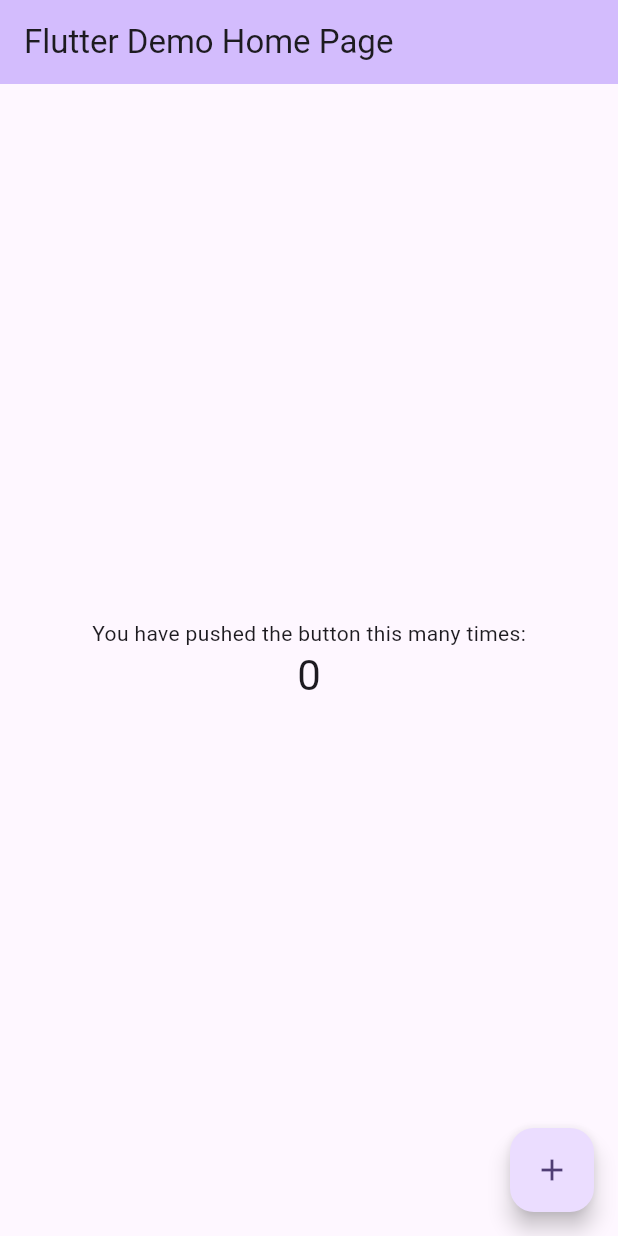
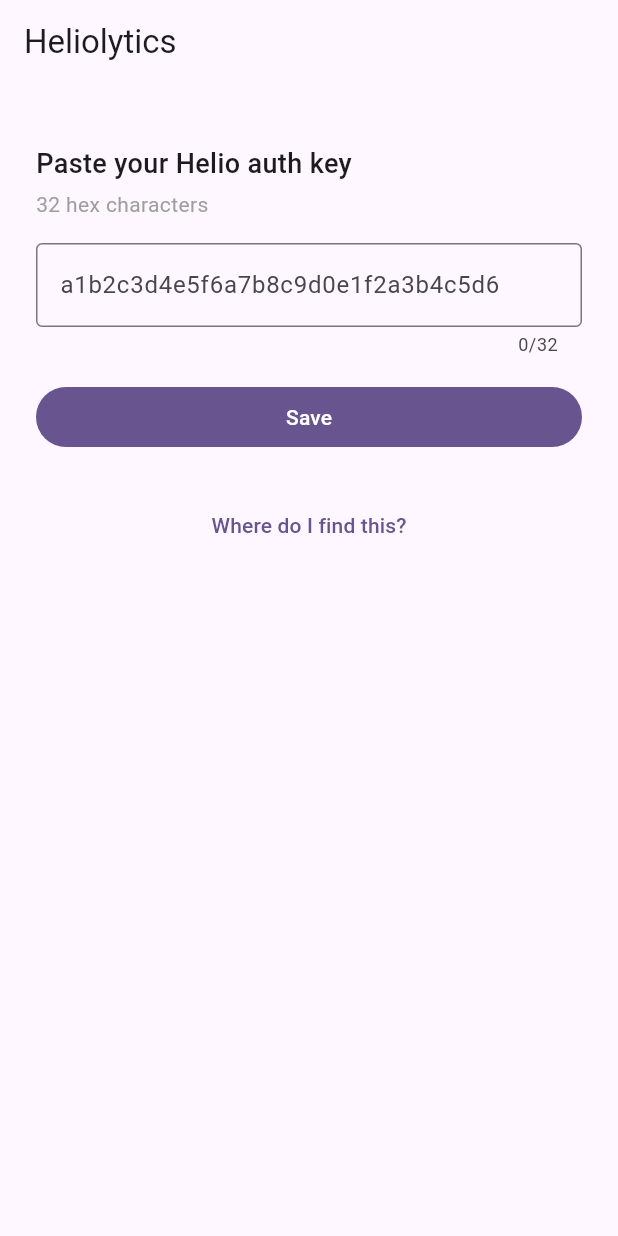
Before and after one commit to Anshuman115/heliolytics, a Flutter app: the screen it shows after launch, on a phone screen of 412 x 824 dp. Run offline on Flutter 3.47's test engine with Material 3 defaults, Android fonts, the phone set to English and light mode, and no system bars; our stand-ins replace flutter_riverpod, flutter_secure_storage; missing offline and left inert: pointycastle.

Commit message:
feat(ui): add AuthKeyScreen, app shell, and placeholder home/sessions

```diff
--- /dev/null
+++ b/lib/app.dart
@@ -0,0 +1,36 @@
+import 'package:flutter/material.dart';
+import 'package:flutter_riverpod/flutter_riverpod.dart';
+
+import 'package:heliolytics/ble/session_controller.dart';
+import 'package:heliolytics/ble/session_state.dart';
+import 'package:heliolytics/ui/auth_key_screen.dart';
+import 'package:heliolytics/ui/home_screen.dart';
+
+class HeliolyticsApp extends ConsumerWidget {
+  const HeliolyticsApp({super.key});
+
+  @override
+  Widget build(BuildContext context, WidgetRef ref) {
+    return MaterialApp(
+      title: 'Heliolytics',
+      theme: ThemeData(
+        colorScheme: ColorScheme.fromSeed(seedColor: Colors.deepPurple),
+        useMaterial3: true,
+      ),
+      home: const _RootRouter(),
+    );
+  }
+}
+
+class _RootRouter extends ConsumerWidget {
+  const _RootRouter();
+
+  @override
+  Widget build(BuildContext context, WidgetRef ref) {
+    final snap = ref.watch(sessionControllerProvider);
+    if (snap.state == SessionState.noAuthKey) {
+      return const AuthKeyScreen();
+    }
+    return const HomeScreen();
+  }
+}
--- a/lib/main.dart
+++ b/lib/main.dart
@@ -1,122 +1,33 @@
 import 'package:flutter/material.dart';
+import 'package:flutter_riverpod/flutter_riverpod.dart';
+import 'package:flutter_secure_storage/flutter_secure_storage.dart';
+
+import 'package:heliolytics/app.dart';
+import 'package:heliolytics/auth/auth_key_storage.dart';
+import 'package:heliolytics/auth/auth_key_store.dart';
+
+class _SecureStore implements AuthKeyStore {
+  final _s = const FlutterSecureStorage(
+    aOptions: AndroidOptions(encryptedSharedPreferences: true),
+  );
+
+  @override
+  Future<String?> read(String key) => _s.read(key: key);
+
+  @override
+  Future<void> write(String key, String value) => _s.write(key: key, value: value);
+
+  @override
+  Future<void> delete(String key) => _s.delete(key: key);
+}
 
 void main() {
-  runApp(const MyApp());
+  runApp(
+    ProviderScope(
+      overrides: [
+        authKeyStoreProvider.overrideWithValue(_SecureStore()),
+      ],
+      child: const HeliolyticsApp(),
+    ),
+  );
 }
-
-class MyApp extends StatelessWidget {
-  const MyApp({super.key});
-
-  // This widget is the root of your application.
-  @override
-  Widget build(BuildContext context) {
-    return MaterialApp(
-      title: 'Flutter Demo',
-      theme: ThemeData(
-        // This is the theme of your application.
-        //
-        // TRY THIS: Try running your application with "flutter run". You'll see
-        // the application has a purple toolbar. Then, without quitting the app,
-        // try changing the seedColor in the colorScheme below to Colors.green
-        // and then invoke "hot reload" (save your changes or press the "hot
-        // reload" button in a Flutter-supported IDE, or press "r" if you used
-        // the command line to start the app).
-        //
-        // Notice that the counter didn't reset back to zero; the application
-        // state is not lost during the reload. To reset the state, use hot
-        // restart instead.
-        //
-        // This works for code too, not just values: Most code changes can be
-        // tested with just a hot reload.
-        colorScheme: ColorScheme.fromSeed(seedColor: Colors.deepPurple),
-      ),
-      home: const MyHomePage(title: 'Flutter Demo Home Page'),
-    );
-  }
-}
-
-class MyHomePage extends StatefulWidget {
-  const MyHomePage({super.key, required this.title});
-
-  // This widget is the home page of your application. It is stateful, meaning
-  // that it has a State object (defined below) that contains fields that affect
-  // how it looks.
-
-  // This class is the configuration for the state. It holds the values (in this
-  // case the title) provided by the parent (in this case the App widget) and
-  // used by the build method of the State. Fields in a Widget subclass are
-  // always marked "final".
-
-  final String title;
-
-  @override
-  State<MyHomePage> createState() => _MyHomePageState();
-}
-
-class _MyHomePageState extends State<MyHomePage> {
-  int _counter = 0;
-
-  void _incrementCounter() {
-    setState(() {
-      // This call to setState tells the Flutter framework that something has
-      // changed in this State, which causes it to rerun the build method below
-      // so that the display can reflect the updated values. If we changed
-      // _counter without calling setState(), then the build method would not be
-      // called again, and so nothing would appear to happen.
-      _counter++;
-    });
-  }
-
-  @override
-  Widget build(BuildContext context) {
-    // This method is rerun every time setState is called, for instance as done
-    // by the _incrementCounter method above.
-    //
-    // The Flutter framework has been optimized to make rerunning build methods
-    // fast, so that you can just rebuild anything that needs updating rather
-    // than having to individually change instances of widgets.
-    return Scaffold(
-      appBar: AppBar(
-        // TRY THIS: Try changing the color here to a specific color (to
-        // Colors.amber, perhaps?) and trigger a hot reload to see the AppBar
-        // change color while the other colors stay the same.
-        backgroundColor: Theme.of(context).colorScheme.inversePrimary,
-        // Here we take the value from the MyHomePage object that was created by
-        // the App.build method, and use it to set our appbar title.
-        title: Text(widget.title),
-      ),
-      body: Center(
-        // Center is a layout widget. It takes a single child and positions it
-        // in the middle of the parent.
-        child: Column(
-          // Column is also a layout widget. It takes a list of children and
-          // arranges them vertically. By default, it sizes itself to fit its
-          // children horizontally, and tries to be as tall as its parent.
-          //
-          // Column has various properties to control how it sizes itself and
-          // how it positions its children. Here we use mainAxisAlignment to
-          // center the children vertically; the main axis here is the vertical
-          // axis because Columns are vertical (the cross axis would be
-          // horizontal).
-          //
-          // TRY THIS: Invoke "debug painting" (choose the "Toggle Debug Paint"
-          // action in the IDE, or press "p" in the console), to see the
-          // wireframe for each widget.
-          mainAxisAlignment: MainAxisAlignment.center,
-          children: <Widget>[
-            const Text('You have pushed the button this many times:'),
-            Text(
-              '$_counter',
-              style: Theme.of(context).textTheme.headlineMedium,
-            ),
-          ],
-        ),
-      ),
-      floatingActionButton: FloatingActionButton(
-        onPressed: _incrementCounter,
-        tooltip: 'Increment',
-        child: const Icon(Icons.add),
-      ), // This trailing comma makes auto-formatting nicer for build methods.
-    );
-  }
-}
--- /dev/null
+++ b/lib/ui/auth_key_screen.dart
@@ -0,0 +1,109 @@
+import 'package:flutter/material.dart';
+import 'package:flutter_riverpod/flutter_riverpod.dart';
+
+import 'package:heliolytics/auth/auth_key_validator.dart';
+import 'package:heliolytics/ble/session_controller.dart';
+import 'package:heliolytics/ble/session_state.dart';
+
+class AuthKeyScreen extends ConsumerStatefulWidget {
+  const AuthKeyScreen({super.key});
+
+  @override
+  ConsumerState<AuthKeyScreen> createState() => _AuthKeyScreenState();
+}
+
+class _AuthKeyScreenState extends ConsumerState<AuthKeyScreen> {
+  final _ctrl = TextEditingController();
+  String? _error;
+  bool _saving = false;
+
+  @override
+  void dispose() {
+    _ctrl.dispose();
+    super.dispose();
+  }
+
+  Future<void> _save() async {
+    final reason = AuthKeyValidator.validate(_ctrl.text);
+    if (reason != null) {
+      setState(() => _error = reason);
+      return;
+    }
+    setState(() {
+      _error = null;
+      _saving = true;
+    });
+    try {
+      await ref.read(sessionControllerProvider.notifier).saveAuthKey(_ctrl.text);
+    } catch (e) {
+      setState(() {
+        _error = e.toString();
+        _saving = false;
+      });
+    }
+  }
+
+  @override
+  Widget build(BuildContext context) {
+    final snap = ref.watch(sessionControllerProvider);
+    if (snap.state != SessionState.noAuthKey) return const SizedBox.shrink();
+    return Scaffold(
+      appBar: AppBar(title: const Text('Heliolytics')),
+      body: Padding(
+        padding: const EdgeInsets.all(24),
+        child: Column(
+          crossAxisAlignment: CrossAxisAlignment.stretch,
+          children: [
+            const SizedBox(height: 16),
+            const Text(
+              'Paste your Helio auth key',
+              style: TextStyle(fontSize: 18, fontWeight: FontWeight.w500),
+            ),
+            const SizedBox(height: 4),
+            const Text('32 hex characters', style: TextStyle(color: Colors.grey)),
+            const SizedBox(height: 16),
+            TextField(
+              controller: _ctrl,
+              maxLength: 32,
+              autocorrect: false,
+              enableSuggestions: false,
+              decoration: InputDecoration(
+                border: const OutlineInputBorder(),
+                hintText: 'a1b2c3d4e5f6a7b8c9d0e1f2a3b4c5d6',
+                errorText: _error,
+              ),
+            ),
+            const SizedBox(height: 16),
+            FilledButton(
+              onPressed: _saving ? null : _save,
+              child: _saving
+                  ? const SizedBox(
+                      width: 20,
+                      height: 20,
+                      child: CircularProgressIndicator(strokeWidth: 2),
+                    )
+                  : const Text('Save'),
+            ),
+            const SizedBox(height: 24),
+            TextButton(
+              onPressed: () => showDialog<void>(
+                context: context,
+                builder: (_) => const AlertDialog(
+                  title: Text('Where do I find this?'),
+                  content: Text(
+                    'The auth key is a 32-char hex string associated with '
+                    'your ring. It can be retrieved from Zepp, from your '
+                    "Zepp Health cloud, or from the Zepp mobile app "
+                    'API. Once you have it, paste it here and it will be '
+                    'stored in the Android Keystore.',
+                  ),
+                ),
+              ),
+              child: const Text('Where do I find this?'),
+            ),
+          ],
+        ),
+      ),
+    );
+  }
+}
--- /dev/null
+++ b/lib/ui/home_screen.dart
@@ -0,0 +1,13 @@
+import 'package:flutter/material.dart';
+
+class HomeScreen extends StatelessWidget {
+  const HomeScreen({super.key});
+
+  @override
+  Widget build(BuildContext context) {
+    return Scaffold(
+      appBar: AppBar(title: const Text('Heliolytics')),
+      body: const Center(child: Text('HomeScreen — coming in Task 22')),
+    );
+  }
+}
```
Also changed, not shown: lib/ui/sessions_screen.dart (added, +13 -0 lines), 1 other file.
